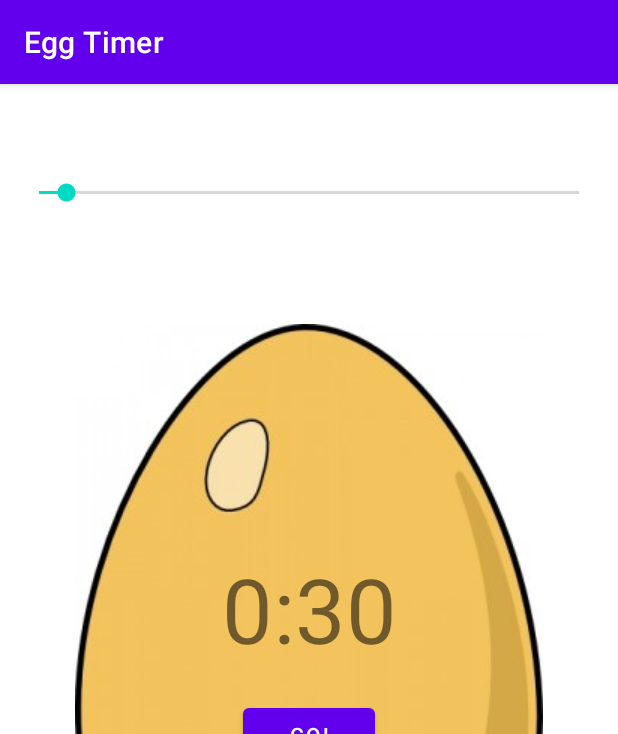
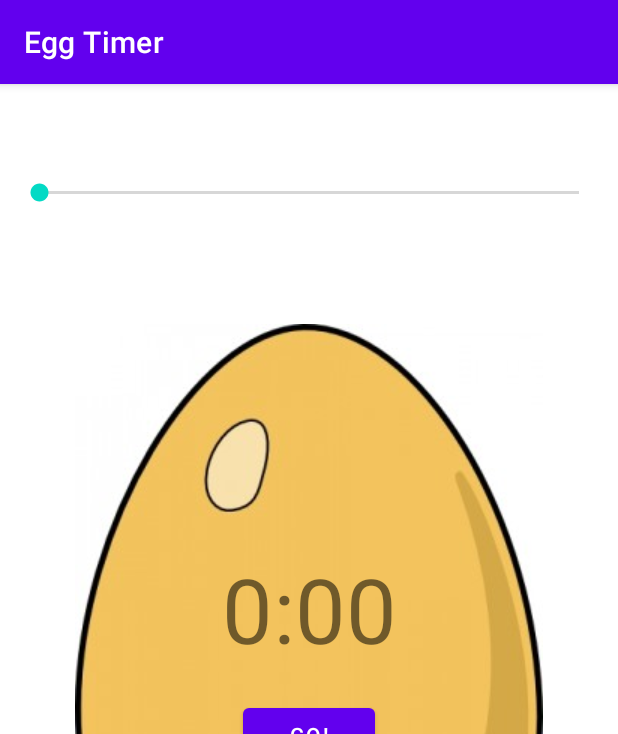
Before and after one commit to MarianneRario/egg-timer, an Android app: the screen it shows after launch (MainActivity), after a tap on "STOP!", on a phone screen of 412 x 824 dp. Shown: the top 734 px of the screen. Run offline under Robolectric (Android 15) with nearby library versions, the phone set to English and light mode, and no system bars; 1 other tap on this screen came first.

Commit message:
add reset function

```diff
--- a/app/src/main/java/com/semaphore/eggtimer/MainActivity.java
+++ b/app/src/main/java/com/semaphore/eggtimer/MainActivity.java
@@ -20,20 +20,22 @@ public class MainActivity extends AppCompatActivity {
     Button goBtn;
     CountDownTimer countDownTimer;
 
+    public void restartTimer(){
+        // if the counter is not active, the user can stop the countdown and change the seekbar
+        timerSeekBar.setEnabled(true); // enable the seekbar
+        timerSeekBar.setProgress(0); // reset the seekbar value
+        countdownTextView.setText("0:00"); // reset the textview
+        countDownTimer.cancel(); // stop the counter
+        goBtn.setText("GO!"); // update the button text
+        counterIsActive = false; // update the counterIsActive
+    }
+
 
     // onClick function for the button
     public void goTimer(View view){
 
         if(counterIsActive){
-            // if the counter is not active, the user can stop the countdown and change the seekbar
-            timerSeekBar.setEnabled(true); // enable the seekbar
-            timerSeekBar.setProgress(30); // reset the seekbar value
-            countdownTextView.setText("0:30"); // reset the textview
-            countDownTimer.cancel(); // stop the counter
-            goBtn.setText("GO!"); // update the button text
-            counterIsActive = false; // update the counterIsActive
-
-
+            restartTimer();
         } else {
             counterIsActive = true; // when someone clicks on the "Go" button, set the counterIsActive to true
             timerSeekBar.setEnabled(false); // make the seekbar invisible when the counter is going
@@ -52,7 +54,8 @@ public class MainActivity extends AppCompatActivity {
                     // play the sound of the timer is finished
                     MediaPlayer mediaPlayer = MediaPlayer.create(getApplicationContext(), R.raw.airhorn);
                     mediaPlayer.start();
-                    timerSeekBar.setVisibility(View.VISIBLE);
+                    restartTimer();
+
                 }
             }.start();
         }
```
